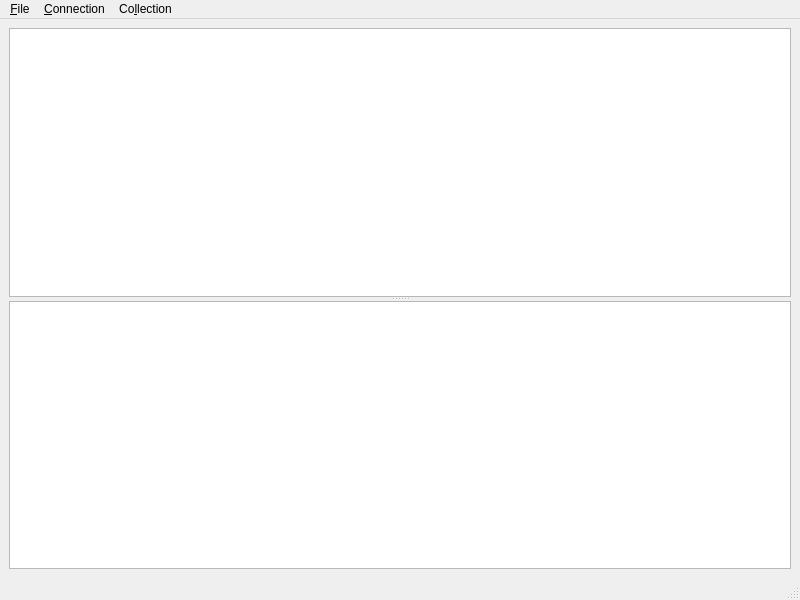
Above: trunk/muroaGui/muroagui/muroagui.ui from BackupTheBerlios/muroa-svn before the change. Below: the same form after it.
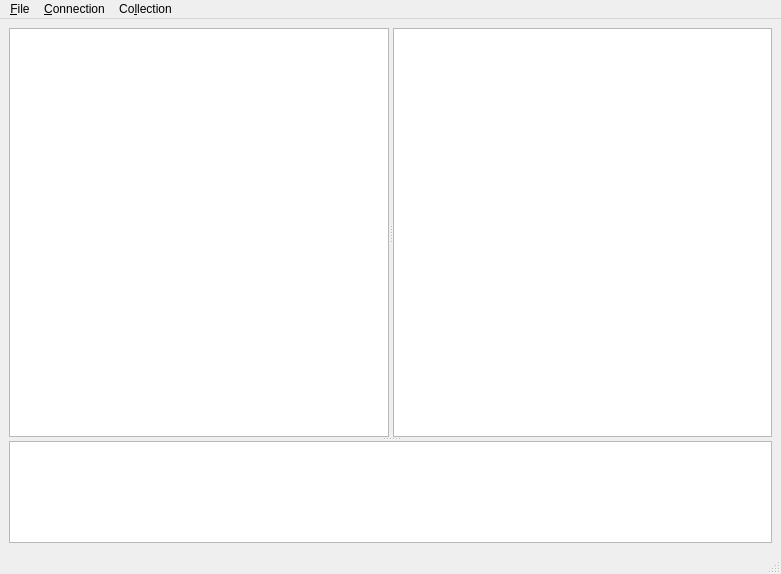
That is the form after the change.

```diff
--- a/trunk/muroaGui/muroagui/muroagui.ui
+++ b/trunk/muroaGui/muroagui/muroagui.ui
@@ -1,62 +1,81 @@
 <ui version="4.0" >
  <class>muroaguiClass</class>
- <widget class="QMainWindow" name="muroaguiClass" >
-  <property name="geometry" >
+ <widget class="QMainWindow" name="muroaguiClass">
+  <property name="geometry">
    <rect>
     <x>0</x>
     <y>0</y>
-    <width>800</width>
-    <height>600</height>
+    <width>781</width>
+    <height>574</height>
    </rect>
   </property>
   <property name="windowTitle" >
    <string>Muroa Gui</string>
   </property>
-  <widget class="QWidget" name="centralwidget" >
-   <layout class="QGridLayout" name="gridLayout" >
-    <item row="0" column="0" >
-     <widget class="QSplitter" name="splitter" >
-      <property name="orientation" >
+  <widget class="QWidget" name="centralwidget">
+   <layout class="QGridLayout" name="gridLayout">
+    <item row="0" column="0">
+     <widget class="QSplitter" name="splitter_2">
+      <property name="orientation">
        <enum>Qt::Vertical</enum>
       </property>
-      <widget class="QTableView" name="tableView" />
-      <widget class="QPlainTextEdit" name="plainTextEdit" />
+      <widget class="QSplitter" name="splitter">
+       <property name="sizePolicy">
+        <sizepolicy hsizetype="Expanding" vsizetype="Preferred">
+         <horstretch>0</horstretch>
+         <verstretch>4</verstretch>
+        </sizepolicy>
+       </property>
+       <property name="orientation">
+        <enum>Qt::Horizontal</enum>
+       </property>
+       <widget class="QTableView" name="collectionView"/>
+       <widget class="QTableView" name="playlistView"/>
+      </widget>
+      <widget class="QPlainTextEdit" name="plainTextEdit">
+       <property name="sizePolicy">
+        <sizepolicy hsizetype="Expanding" vsizetype="Expanding">
+         <horstretch>0</horstretch>
+         <verstretch>1</verstretch>
+        </sizepolicy>
+       </property>
+      </widget>
      </widget>
     </item>
    </layout>
   </widget>
-  <widget class="QMenuBar" name="menubar" >
-   <property name="geometry" >
+  <widget class="QMenuBar" name="menubar">
+   <property name="geometry">
     <rect>
      <x>0</x>
      <y>0</y>
-     <width>800</width>
-     <height>22</height>
+     <width>781</width>
+     <height>25</height>
     </rect>
    </property>
-   <widget class="QMenu" name="menu_File" >
-    <property name="title" >
+   <widget class="QMenu" name="menu_File">
+    <property name="title">
      <string>&amp;File</string>
     </property>
     <addaction name="actionExit" />
    </widget>
-   <widget class="QMenu" name="menu_Connection" >
-    <property name="title" >
+   <widget class="QMenu" name="menu_Connection">
+    <property name="title">
      <string>&amp;Connection</string>
     </property>
     <addaction name="actionOpen" />
     <addaction name="actionClose" />
    </widget>
-   <widget class="QMenu" name="menuCo_llection" >
-    <property name="title" >
+   <widget class="QMenu" name="menuCo_llection">
+    <property name="title">
      <string>Co&amp;llection</string>
     </property>
     <addaction name="actionGet_Revision_1" />
     <addaction name="actionGet_next_Revision" />
    </widget>
-   <addaction name="menu_File" />
-   <addaction name="menu_Connection" />
-   <addaction name="menuCo_llection" />
+   <addaction name="menu_File"/>
+   <addaction name="menu_Connection"/>
+   <addaction name="menuCo_llection"/>
   </widget>
   <widget class="QStatusBar" name="statusbar" />
   <action name="actionExit" >
```
Left out of the diff: 43 changed lines with no effect on the pictures.
